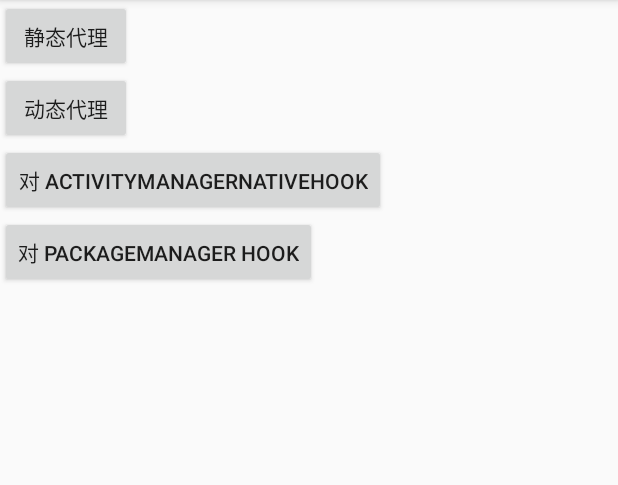
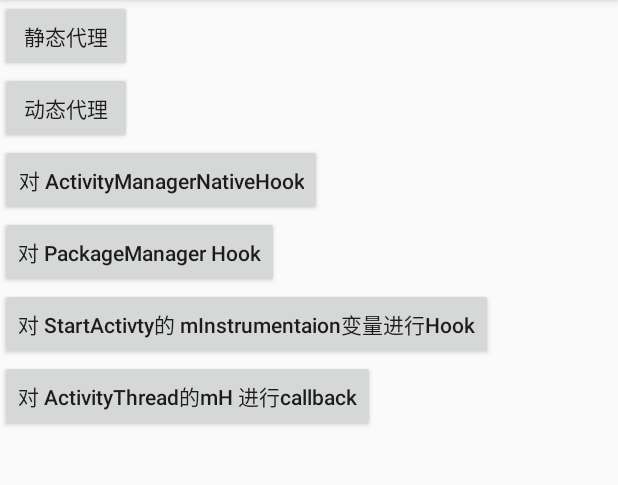
Before and after one commit to xiongliang120/HookProject, an Android app: the screen it shows after launch (MainActivity), on a phone screen of 412 x 824 dp, the part 84-569 px from its top. Run offline under Robolectric (Android 15) with nearby library versions, the phone set to English and light mode, and no system bars.

Commit message:
添加对 startActivity的Hook

```diff
--- a/app/build.gradle
+++ b/app/build.gradle
@@ -1,11 +1,11 @@
 apply plugin: 'com.android.application'
 
 android {
-    compileSdkVersion 26
+    compileSdkVersion 25
     defaultConfig {
         applicationId "com.xiongliang.hookproject"
         minSdkVersion 15
-        targetSdkVersion 26
+        targetSdkVersion 25
         versionCode 1
         versionName "1.0"
         testInstrumentationRunner "android.support.test.runner.AndroidJUnitRunner"
--- a/app/src/main/AndroidManifest.xml
+++ b/app/src/main/AndroidManifest.xml
@@ -16,6 +16,8 @@
                 <category android:name="android.intent.category.LAUNCHER" />
             </intent-filter>
         </activity>
+
+        <activity android:name=".NextActivity"/>
     </application>
 
 </manifest>
--- a/app/src/main/java/com/xiongliang/hookproject/MainActivity.java
+++ b/app/src/main/java/com/xiongliang/hookproject/MainActivity.java
@@ -8,6 +8,7 @@ import android.view.View;
 import android.widget.Button;
 
 import com.xiongliang.hookproject.hook.HooUtil;
+import com.xiongliang.hookproject.hook.HookStartActivityUtil;
 import com.xiongliang.hookproject.proxy.DynamicProxy;
 import com.xiongliang.hookproject.proxy.StaticProxy;
 
@@ -16,6 +17,9 @@ public class MainActivity extends AppCompatActivity {
     private Button dynamicProxy;
     private Button hookActivityManagerNative;
     private Button hookPackageManager;
+    private Button hoookmInstrumentation;
+    private Button hookmHCallback;
+
     @Override
     protected void onCreate(Bundle savedInstanceState) {
         super.onCreate(savedInstanceState);
@@ -25,11 +29,15 @@ public class MainActivity extends AppCompatActivity {
         dynamicProxy = (Button) findViewById(R.id.dynamicProxy);
         hookActivityManagerNative = (Button) findViewById(R.id.hookActivityManagerNative);
         hookPackageManager = (Button) findViewById(R.id.hookPackageManager);
+        hoookmInstrumentation = (Button) findViewById(R.id.mInstrumentationHook);
+        hookmHCallback = (Button) findViewById(R.id.mHCallBackHook);
 
         staticProxy.setOnClickListener(clickListener);
         dynamicProxy.setOnClickListener(clickListener);
         hookActivityManagerNative.setOnClickListener(clickListener);
         hookPackageManager.setOnClickListener(clickListener);
+        hoookmInstrumentation.setOnClickListener(clickListener);
+        hookmHCallback.setOnClickListener(clickListener);
     }
 
     private View.OnClickListener clickListener = new View.OnClickListener() {
@@ -48,6 +56,12 @@ public class MainActivity extends AppCompatActivity {
                     break;
                 case R.id.hookPackageManager:
                     testHookPackageManager();
+                    break;
+                case R.id.mInstrumentationHook:
+                    testHookmInstrumentation();
+                    break;
+                case R.id.mHCallBackHook:
+                    testHookmHCallback();
                     break;
                 default:
                     break;
@@ -92,5 +106,24 @@ public class MainActivity extends AppCompatActivity {
      */
     public void testHookPackageManager(){
         HooUtil.hookPackageManager(this);
+        getPackageManager().getInstalledApplications(0);
+    }
+
+    /**
+     * 对Activity的mInstrumentation 变量进行hook
+     */
+    public void testHookmInstrumentation(){
+        HookStartActivityUtil.hookInstrumentationFieldInActivity(this);
+        Intent intent = new Intent(this,NextActivity.class);
+        startActivity(intent);
+    }
+
+    /**
+     * 对 Activity的mH hook 的mCallback 进行hook
+     */
+    public void testHookmHCallback(){
+         HookStartActivityUtil.hookActivityThreadmH();
+        Intent intent = new Intent(this,NextActivity.class);
+        startActivity(intent);
     }
 }
--- a/app/src/main/java/com/xiongliang/hookproject/proxy/DynamicProxy.java
+++ b/app/src/main/java/com/xiongliang/hookproject/proxy/DynamicProxy.java
@@ -12,20 +12,16 @@ public class DynamicProxy {
            Subject subjectProxy = (Subject) Proxy.newProxyInstance(subject.getClass().getClassLoader(),
                    subject.getClass().getInterfaces(),
                    new InvocationHandlerImpl(subject));
-
            subjectProxy.request();
        }
 
        public class InvocationHandlerImpl implements InvocationHandler{
            private Subject target;
-
            public InvocationHandlerImpl(Subject subject){
                this.target = subject;
            }
-
            @Override
            public Object invoke(Object o, Method method, Object[] objects) throws Throwable {
-               Log.i("msg","invoke 方法调用");
                Object obj = method.invoke(target,objects); //反射调用方法
                return obj;
            }
--- a/app/src/main/java/com/xiongliang/hookproject/proxy/RealSubject.java
+++ b/app/src/main/java/com/xiongliang/hookproject/proxy/RealSubject.java
@@ -4,6 +4,5 @@ import android.util.Log;
 
 public class RealSubject implements Subject {
     public void request(){
-        Log.i("msg","真正执行类");
     }
 }
--- a/app/src/main/java/com/xiongliang/hookproject/proxy/StaticProxy.java
+++ b/app/src/main/java/com/xiongliang/hookproject/proxy/StaticProxy.java
@@ -2,7 +2,6 @@ package com.xiongliang.hookproject.proxy;
 
 public class StaticProxy implements Subject {
     private RealSubject realSubject = new RealSubject();
-
 
     @Override
     public void request() {
--- a/app/src/main/res/layout/activity_main.xml
+++ b/app/src/main/res/layout/activity_main.xml
@@ -27,12 +27,28 @@
             android:id="@+id/hookActivityManagerNative"
             android:layout_width="wrap_content"
             android:layout_height="wrap_content"
+            android:textAllCaps="false"
             android:text="对 ActivityManagerNativeHook"/>
 
         <Button
             android:id="@+id/hookPackageManager"
             android:layout_width="wrap_content"
             android:layout_height="wrap_content"
+            android:textAllCaps="false"
             android:text="对 PackageManager Hook"/>
+
+        <Button
+            android:id="@+id/mInstrumentationHook"
+            android:layout_width="wrap_content"
+            android:layout_height="wrap_content"
+            android:textAllCaps="false"
+            android:text="对 StartActivty的 mInstrumentaion变量进行Hook"/>
+
+        <Button
+            android:id="@+id/mHCallBackHook"
+            android:layout_width="wrap_content"
+            android:layout_height="wrap_content"
+            android:textAllCaps="false"
+            android:text="对 ActivityThread的mH 进行callback"/>
     </LinearLayout>
 </android.support.constraint.ConstraintLayout>
```
Also changed, not shown: app/src/main/java/com/xiongliang/hookproject/NextActivity.java (added, +15 -0 lines), app/src/main/java/com/xiongliang/hookproject/hook/HandlerCallback.java (added, +24 -0 lines), app/src/main/java/com/xiongliang/hookproject/hook/HooUtil.java (+7 -4 lines), app/src/main/java/com/xiongliang/hookproject/hook/HookStartActivityUtil.java (added, +62 -0 lines), app/src/main/java/com/xiongliang/hookproject/proxy/ProxyInstrumentation.java (added, +30 -0 lines), app/src/main/java/com/xiongliang/hookproject/util/ReflectUtil.java (+20 -0 lines).
